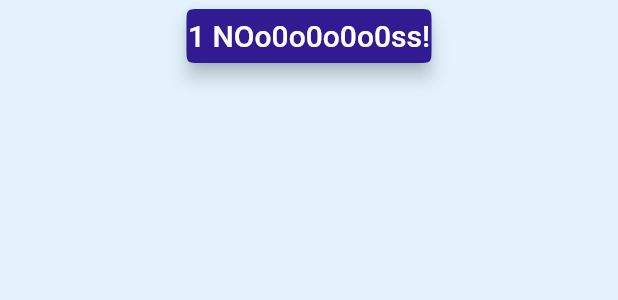
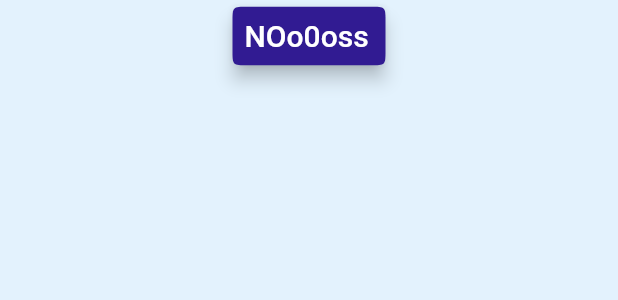
Before and after one commit to DejanLjubej/ImmersiveSoundFX, a Flutter app: what tryoutButton() shows on an empty page, opened directly, on a phone screen of 412 x 824 dp. Shown: the top 300 px of the screen. Run offline on Flutter 3.47's test engine with Material 2 defaults, Android fonts, the phone set to English and light mode, and no system bars; our stand-ins replace audioplayers.

Commit message:
made a stack of widgets to put custom sounds on top, and made it possible for it to get larger

```diff
--- a/lib/Widgets/soundButton.dart
+++ b/lib/Widgets/soundButton.dart
@@ -22,16 +22,22 @@ Widget tryoutButton(int i) {
               disabledTextColor: Colors.black,
               padding: EdgeInsets.all(1.0),
               splashColor: Colors.blueAccent,
+
               onPressed: () {
                 audioCache.play('running.wav');
               },
-              child: Text(
-                (i + 1).toString() + " " + 'NOo0o0o0o0ss!',
-                overflow: TextOverflow.clip,
-                maxLines: 1,
+              child:Container(
+                padding: EdgeInsets.all(7),
+                width: 100,
+                child:
+                  Text(
+                    'NOo0ossss0o0o0!',
+                    overflow: TextOverflow.clip,
+                    maxLines: 1,
 
-                style: TextStyle(fontSize: 20.0),
-              ),
+                    style: TextStyle(fontSize: 20.0),
+                  ),
+              )
             )
           ]));
 }
```
Also changed, not shown: lib/Widgets/buttonState.dart (+110 -60 lines).
